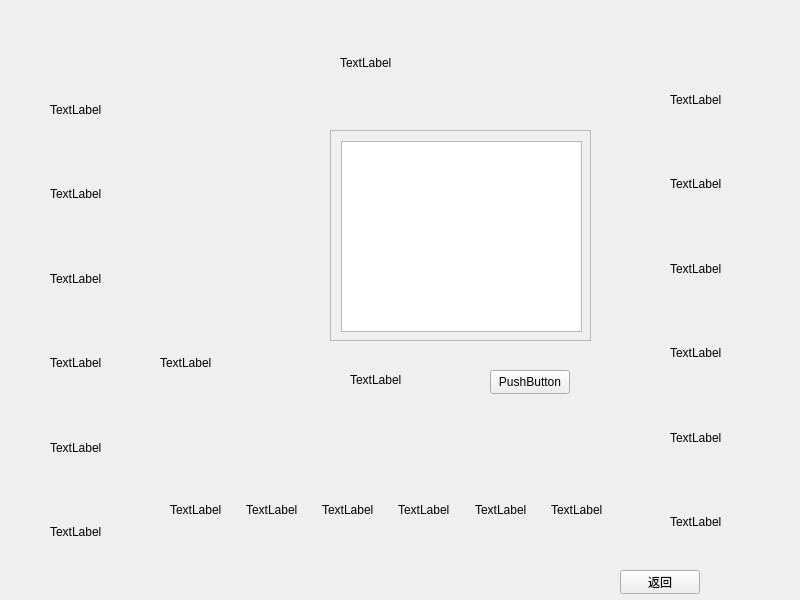
This is HumanResourceMachine/widget.ui in leverimmy/Human-Resource-Machine as Qt 5 draws it before an edit. The edited form follows.
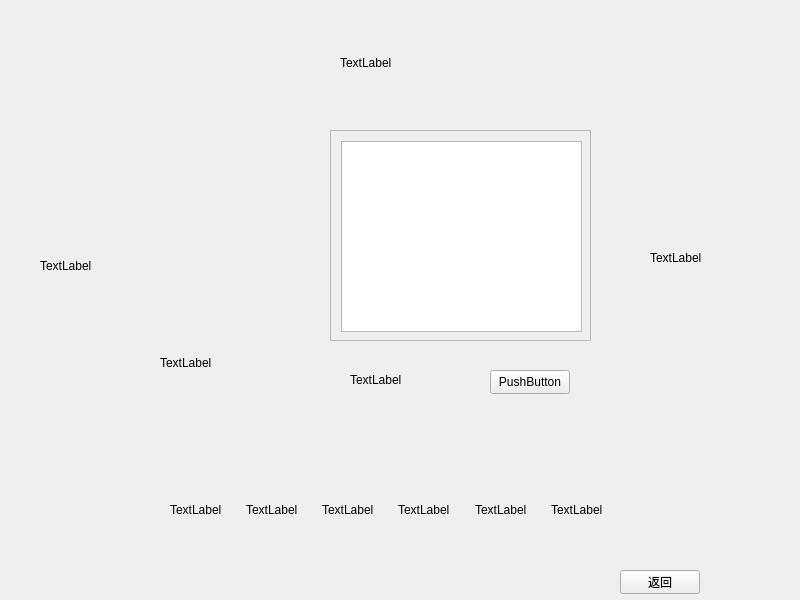
This is the edited form. The open tabs and pages were chosen to show the change.

Commit message: feat: added structure

Diff of the .ui file:
```diff
--- a/HumanResourceMachine/widget.ui
+++ b/HumanResourceMachine/widget.ui
@@ -191,60 +191,6 @@
     </widget>
    </widget>
    <widget class="QWidget" name="gamePage">
-    <widget class="QWidget" name="verticalLayoutWidget_2">
-     <property name="geometry">
-      <rect>
-       <x>50</x>
-       <y>70</y>
-       <width>71</width>
-       <height>501</height>
-      </rect>
-     </property>
-     <layout class="QVBoxLayout" name="inputLayout">
-      <item>
-       <widget class="QLabel" name="input1">
-        <property name="text">
-         <string>TextLabel</string>
-        </property>
-       </widget>
-      </item>
-      <item>
-       <widget class="QLabel" name="input2">
-        <property name="text">
-         <string>TextLabel</string>
-        </property>
-       </widget>
-      </item>
-      <item>
-       <widget class="QLabel" name="input3">
-        <property name="text">
-         <string>TextLabel</string>
-        </property>
-       </widget>
-      </item>
-      <item>
-       <widget class="QLabel" name="input4">
-        <property name="text">
-         <string>TextLabel</string>
-        </property>
-       </widget>
-      </item>
-      <item>
-       <widget class="QLabel" name="input5">
-        <property name="text">
-         <string>TextLabel</string>
-        </property>
-       </widget>
-      </item>
-      <item>
-       <widget class="QLabel" name="input6">
-        <property name="text">
-         <string>TextLabel</string>
-        </property>
-       </widget>
-      </item>
-     </layout>
-    </widget>
     <widget class="QLabel" name="robotLabel">
      <property name="geometry">
       <rect>
@@ -312,60 +258,6 @@
       </item>
      </layout>
     </widget>
-    <widget class="QWidget" name="verticalLayoutWidget_3">
-     <property name="geometry">
-      <rect>
-       <x>670</x>
-       <y>60</y>
-       <width>71</width>
-       <height>501</height>
-      </rect>
-     </property>
-     <layout class="QVBoxLayout" name="outputLayout">
-      <item>
-       <widget class="QLabel" name="output1">
-        <property name="text">
-         <string>TextLabel</string>
-        </property>
-       </widget>
-      </item>
-      <item>
-       <widget class="QLabel" name="output2">
-        <property name="text">
-         <string>TextLabel</string>
-        </property>
-       </widget>
-      </item>
-      <item>
-       <widget class="QLabel" name="output3">
-        <property name="text">
-         <string>TextLabel</string>
-        </property>
-       </widget>
-      </item>
-      <item>
-       <widget class="QLabel" name="output4">
-        <property name="text">
-         <string>TextLabel</string>
-        </property>
-       </widget>
-      </item>
-      <item>
-       <widget class="QLabel" name="output5">
-        <property name="text">
-         <string>TextLabel</string>
-        </property>
-       </widget>
-      </item>
-      <item>
-       <widget class="QLabel" name="output6">
-        <property name="text">
-         <string>TextLabel</string>
-        </property>
-       </widget>
-      </item>
-     </layout>
-    </widget>
     <widget class="QLabel" name="announcementLabel">
      <property name="geometry">
       <rect>
@@ -451,6 +343,32 @@
       <string>TextLabel</string>
      </property>
     </widget>
+    <widget class="QLabel" name="inputTextLabel">
+     <property name="geometry">
+      <rect>
+       <x>40</x>
+       <y>60</y>
+       <width>69</width>
+       <height>411</height>
+      </rect>
+     </property>
+     <property name="text">
+      <string>TextLabel</string>
+     </property>
+    </widget>
+    <widget class="QLabel" name="outputTextLabel">
+     <property name="geometry">
+      <rect>
+       <x>650</x>
+       <y>67</y>
+       <width>69</width>
+       <height>381</height>
+      </rect>
+     </property>
+     <property name="text">
+      <string>TextLabel</string>
+     </property>
+    </widget>
    </widget>
   </widget>
  </widget>
```
Left out of the diff: 4 changed lines with no effect on the pictures. The commit also changes 2 other files.
